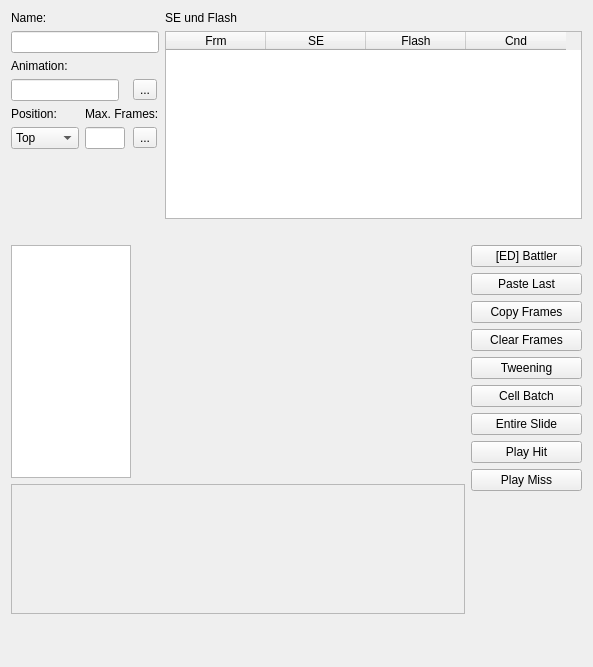
First picture: the form in editors/animations/editanimations.ui, repository jowin202/YaRXP, before the edit.
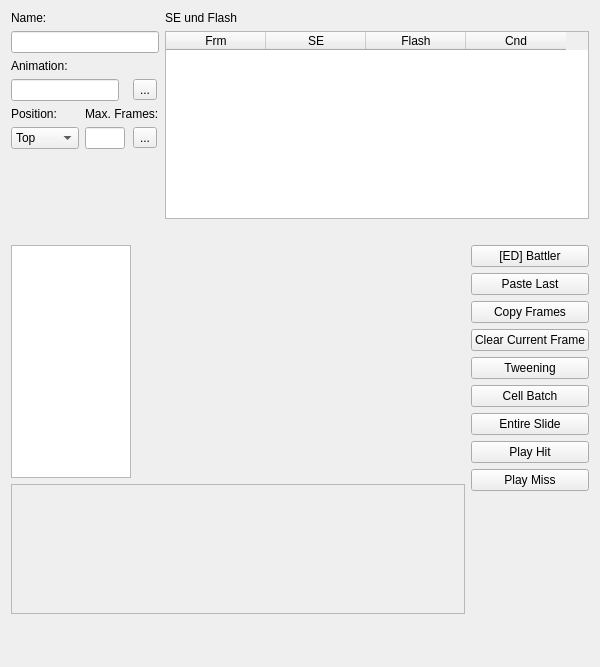
Second picture: the form after the edit. Custom widgets are drawn as their Qt base class.

What changed in the file:
```diff
--- a/editors/animations/editanimations.ui
+++ b/editors/animations/editanimations.ui
@@ -241,7 +241,7 @@
      <item row="3" column="1">
       <widget class="QPushButton" name="button_clear_frames">
        <property name="text">
-        <string>Clear Frames</string>
+        <string>Clear Current Frame</string>
        </property>
       </widget>
      </item>
```
Left out of the diff: 6 changed lines with no effect on the pictures.
